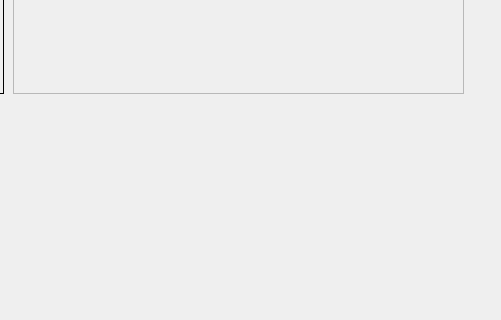
Old version of the form Task 1 - Signal Viewer/main.ui in the repository jemmyyy/dsptasks; both pictures show x 617 to 1118 and y 317 to 637 of the 1118 by 637 pixel window.
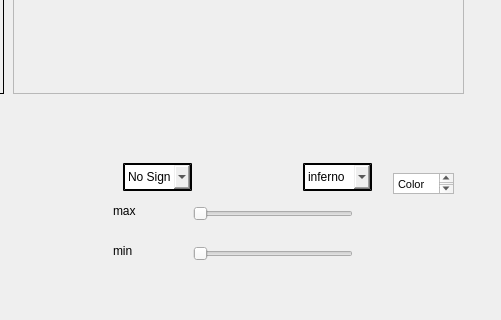
New version of the form. Icons and pictures are not drawn. Custom widgets are drawn as their Qt base class.

The edit to the form file:
```diff
--- a/Task 1 - Signal Viewer/main.ui
+++ b/Task 1 - Signal Viewer/main.ui
@@ -2579,6 +2579,161 @@
     <string>Speed</string>
    </property>
   </widget>
+  <widget class="QComboBox" name="SpectrogramcomboBox">
+   <property name="geometry">
+    <rect>
+     <x>740</x>
+     <y>480</y>
+     <width>69</width>
+     <height>28</height>
+    </rect>
+   </property>
+   <property name="styleSheet">
+    <string notr="true">QComboBox
+{
+    border-style: outset;
+    border-width: 2px;
+    border-color: black;
+}</string>
+   </property>
+   <item>
+    <property name="text">
+     <string>No Signal</string>
+    </property>
+   </item>
+   <item>
+    <property name="text">
+     <string>Signal_1</string>
+    </property>
+   </item>
+   <item>
+    <property name="text">
+     <string>Signal_2</string>
+    </property>
+   </item>
+   <item>
+    <property name="text">
+     <string>Signal_3</string>
+    </property>
+   </item>
+  </widget>
+  <widget class="QComboBox" name="ColorcomboBox">
+   <property name="geometry">
+    <rect>
+     <x>920</x>
+     <y>480</y>
+     <width>69</width>
+     <height>28</height>
+    </rect>
+   </property>
+   <property name="styleSheet">
+    <string notr="true">QComboBox
+{
+    border-style: outset;
+    border-width: 2px;
+    border-color: black;
+}</string>
+   </property>
+   <item>
+    <property name="text">
+     <string>inferno</string>
+    </property>
+   </item>
+   <item>
+    <property name="text">
+     <string>viridis</string>
+    </property>
+   </item>
+   <item>
+    <property name="text">
+     <string>cool</string>
+    </property>
+   </item>
+   <item>
+    <property name="text">
+     <string>PuBu</string>
+    </property>
+   </item>
+   <item>
+    <property name="text">
+     <string>magma</string>
+    </property>
+   </item>
+   <item>
+    <property name="text">
+     <string>YlGnBu</string>
+    </property>
+   </item>
+  </widget>
+  <widget class="QTextEdit" name="textEdit_3">
+   <property name="geometry">
+    <rect>
+     <x>1010</x>
+     <y>490</y>
+     <width>61</width>
+     <height>21</height>
+    </rect>
+   </property>
+   <property name="html">
+    <string>&lt;!DOCTYPE HTML PUBLIC &quot;-//W3C//DTD HTML 4.0//EN&quot; &quot;http://www.w3.org/TR/REC-html40/strict.dtd&quot;&gt;
+&lt;html&gt;&lt;head&gt;&lt;meta name=&quot;qrichtext&quot; content=&quot;1&quot; /&gt;&lt;style type=&quot;text/css&quot;&gt;
+p, li { white-space: pre-wrap; }
+&lt;/style&gt;&lt;/head&gt;&lt;body style=&quot; font-family:'MS Shell Dlg 2'; font-size:7.8pt; font-weight:400; font-style:normal;&quot;&gt;
+&lt;p style=&quot; margin-top:0px; margin-bottom:0px; margin-left:0px; margin-right:0px; -qt-block-indent:0; text-indent:0px;&quot;&gt;&lt;span style=&quot; font-size:8.25pt;&quot;&gt;Color&lt;/span&gt;&lt;/p&gt;&lt;/body&gt;&lt;/html&gt;</string>
+   </property>
+  </widget>
+  <widget class="QSlider" name="Slidermax">
+   <property name="geometry">
+    <rect>
+     <x>810</x>
+     <y>520</y>
+     <width>160</width>
+     <height>22</height>
+    </rect>
+   </property>
+   <property name="orientation">
+    <enum>Qt::Horizontal</enum>
+   </property>
+  </widget>
+  <widget class="QSlider" name="Slidermin">
+   <property name="geometry">
+    <rect>
+     <x>810</x>
+     <y>560</y>
+     <width>160</width>
+     <height>22</height>
+    </rect>
+   </property>
+   <property name="orientation">
+    <enum>Qt::Horizontal</enum>
+   </property>
+  </widget>
+  <widget class="QLabel" name="label_2">
+   <property name="geometry">
+    <rect>
+     <x>730</x>
+     <y>520</y>
+     <width>55</width>
+     <height>16</height>
+    </rect>
+   </property>
+   <property name="text">
+    <string>max</string>
+   </property>
+  </widget>
+  <widget class="QLabel" name="label_3">
+   <property name="geometry">
+    <rect>
+     <x>730</x>
+     <y>560</y>
+     <width>55</width>
+     <height>16</height>
+    </rect>
+   </property>
+   <property name="text">
+    <string>min</string>
+   </property>
+  </widget>
  </widget>
  <customwidgets>
   <customwidget>
@@ -2586,6 +2741,12 @@
    <extends>QGraphicsView</extends>
    <header location="global">pyqtgraph</header>
   </customwidget>
+  <customwidget>
+   <class>MplWidget</class>
+   <extends>QWidget</extends>
+   <header>mplwidget.h</header>
+   <container>1</container>
+  </customwidget>
  </customwidgets>
  <resources/>
  <connections/>
```
Left out of the diff: 22 changed lines with no effect on the pictures.
